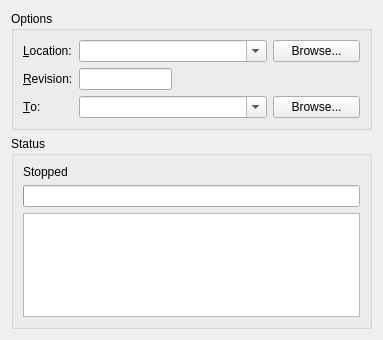
Above: ui/branch.ui from breezy-team/qbrz before the change. Below: the same form after it.
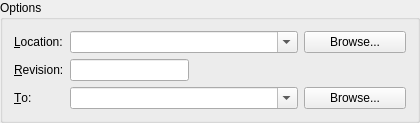
That is the form after the change.

Commit message: Change pull, push, branch, and merge to use SubProcessDialog.

Diff of the .ui file:
```diff
--- a/ui/branch.ui
+++ b/ui/branch.ui
@@ -1,17 +1,14 @@
 <ui version="4.0" >
  <class>BranchForm</class>
- <widget class="QWidget" name="BranchForm" >
+ <widget class="QGroupBox" name="BranchForm" >
   <property name="geometry" >
    <rect>
     <x>0</x>
     <y>0</y>
-    <width>383</width>
-    <height>340</height>
+    <width>420</width>
+    <height>112</height>
    </rect>
   </property>
-  <layout class="QVBoxLayout" name="verticalLayout" >
-   <item>
-    <widget class="QGroupBox" name="groupBox" >
      <property name="title" >
       <string>Options</string>
      </property>
@@ -94,38 +91,6 @@
         <property name="text" >
          <string>Browse...</string>
         </property>
-       </widget>
-      </item>
-     </layout>
-    </widget>
-   </item>
-   <item>
-    <widget class="QGroupBox" name="groupBox_2" >
-     <property name="title" >
-      <string>Status</string>
-     </property>
-     <layout class="QVBoxLayout" >
-      <item>
-       <widget class="QLabel" name="progressMessage" >
-        <property name="text" >
-         <string>Stopped</string>
-        </property>
-        <property name="wordWrap" >
-         <bool>true</bool>
-        </property>
-       </widget>
-      </item>
-      <item>
-       <widget class="QProgressBar" name="progressBar" >
-        <property name="maximum" >
-         <number>1000000</number>
-        </property>
-       </widget>
-      </item>
-      <item>
-       <widget class="QTextBrowser" name="console" />
-      </item>
-     </layout>
     </widget>
    </item>
   </layout>
```
Lines whose indentation alone changed are shown as unchanged. The commit also changes 9 other files.
